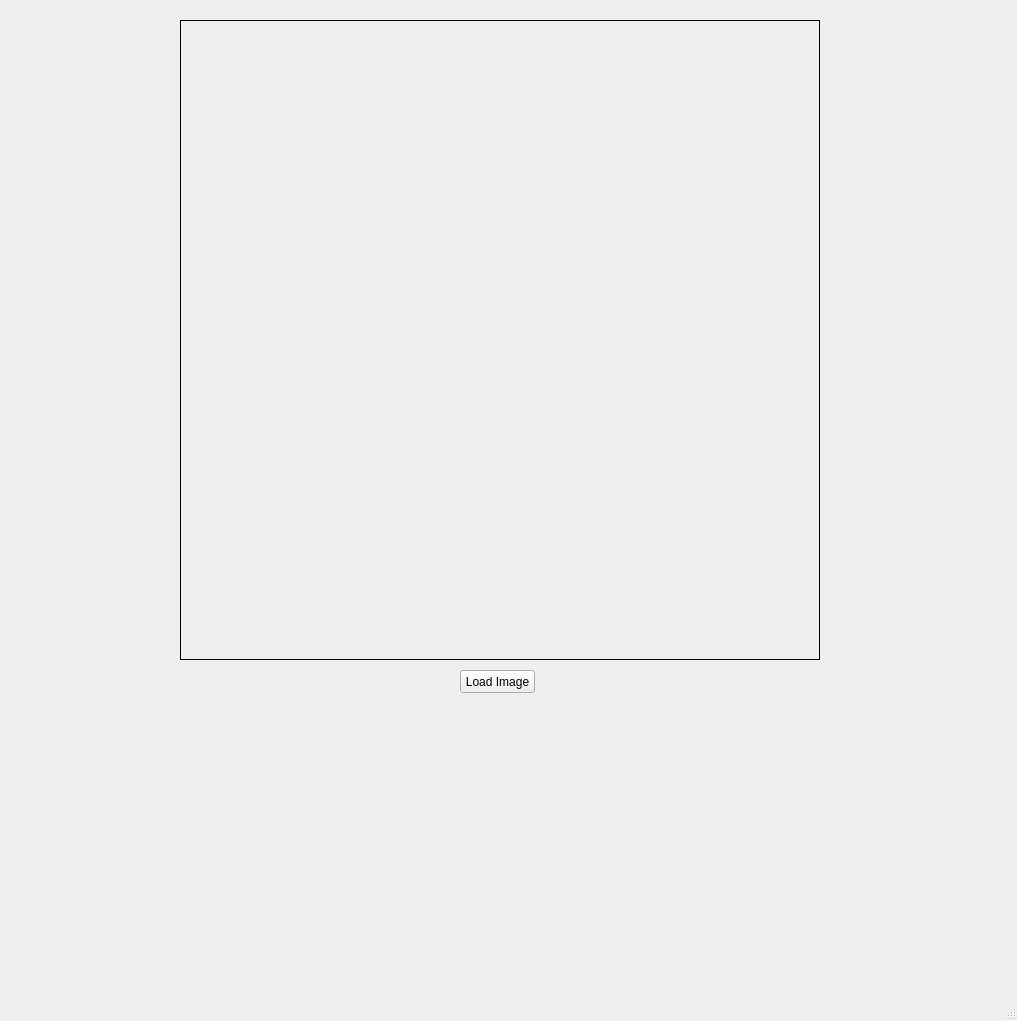
The window that week1/A3/A3.ui (Rhyred/My_PraK_PCD) describes before a commit, drawn with Qt 5.
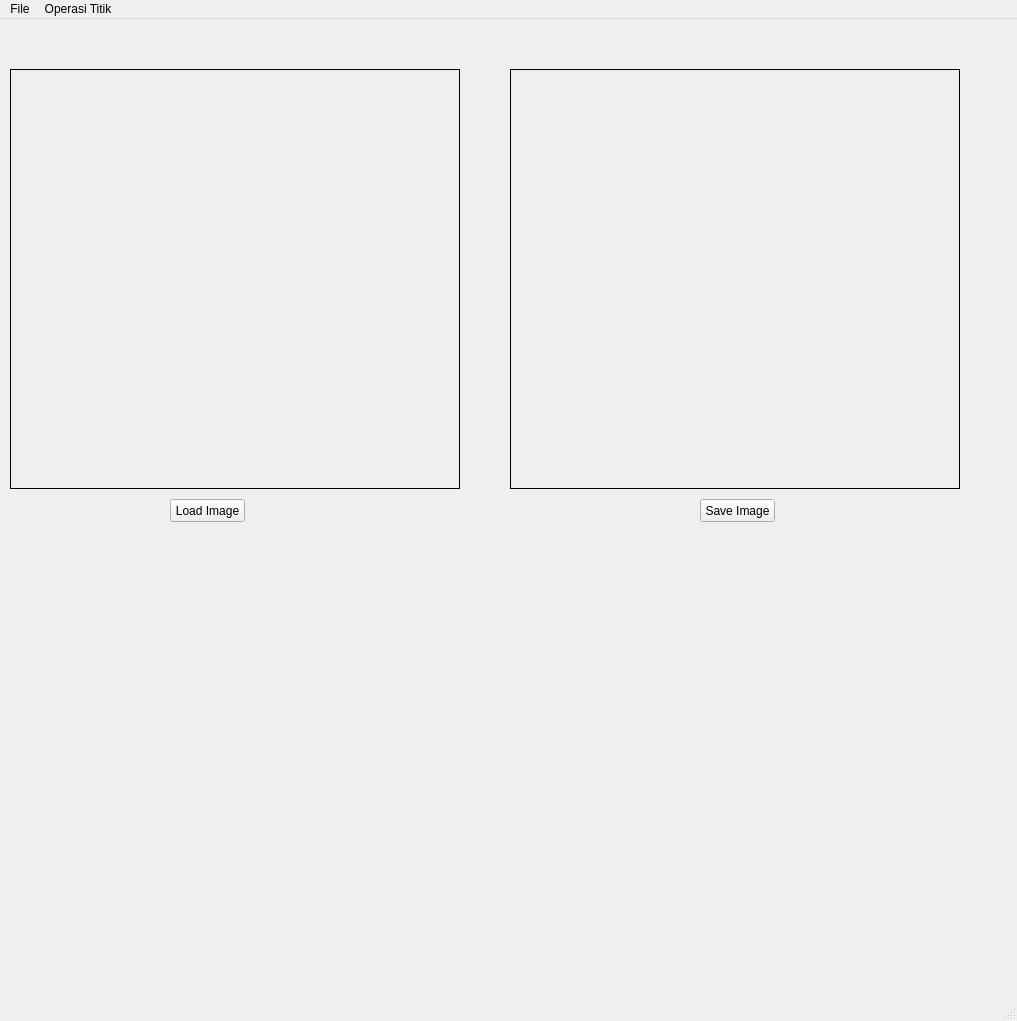
The same window after the commit.

Diff of the .ui file:
```diff
--- a/week1/A3/A3.ui
+++ b/week1/A3/A3.ui
@@ -17,8 +17,8 @@
    <widget class="QPushButton" name="loadButton">
     <property name="geometry">
      <rect>
-      <x>460</x>
-      <y>670</y>
+      <x>170</x>
+      <y>480</y>
       <width>75</width>
       <height>23</height>
      </rect>
@@ -30,10 +30,10 @@
    <widget class="QLabel" name="imgLabel">
     <property name="geometry">
      <rect>
-      <x>180</x>
-      <y>20</y>
-      <width>640</width>
-      <height>640</height>
+      <x>10</x>
+      <y>50</y>
+      <width>450</width>
+      <height>420</height>
      </rect>
     </property>
     <property name="frameShape">
@@ -43,6 +43,35 @@
      <string/>
     </property>
    </widget>
+   <widget class="QLabel" name="hasilLabel">
+    <property name="geometry">
+     <rect>
+      <x>510</x>
+      <y>50</y>
+      <width>450</width>
+      <height>420</height>
+     </rect>
+    </property>
+    <property name="frameShape">
+     <enum>QFrame::Box</enum>
+    </property>
+    <property name="text">
+     <string/>
+    </property>
+   </widget>
+   <widget class="QPushButton" name="saveButton">
+    <property name="geometry">
+     <rect>
+      <x>700</x>
+      <y>480</y>
+      <width>75</width>
+      <height>23</height>
+     </rect>
+    </property>
+    <property name="text">
+     <string>Save Image</string>
+    </property>
+   </widget>
   </widget>
   <widget class="QMenuBar" name="menubar">
    <property name="geometry">
@@ -53,6 +82,21 @@
      <height>21</height>
     </rect>
    </property>
+   <widget class="QMenu" name="menuFile">
+    <property name="title">
+     <string>File</string>
+    </property>
+    <addaction name="actionLoad_Image"/>
+    <addaction name="actionSave_Image"/>
+   </widget>
+   <widget class="QMenu" name="menuOperasi_Titik">
+    <property name="title">
+     <string>Operasi Titik</string>
+    </property>
+    <addaction name="actionGrayScale"/>
+   </widget>
+   <addaction name="menuFile"/>
+   <addaction name="menuOperasi_Titik"/>
   </widget>
   <widget class="QStatusBar" name="statusbar"/>
  </widget>
```
Left out of the diff: 15 changed lines with no effect on the pictures.
